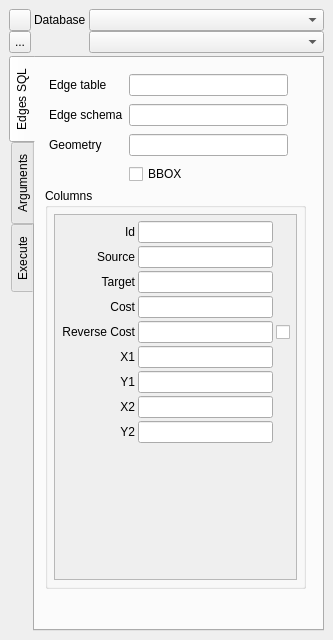
This is ui_pgRoutingLayer.ui in pgRouting/pgRoutingLayer as Qt 5 draws it before an edit. The edited form follows.
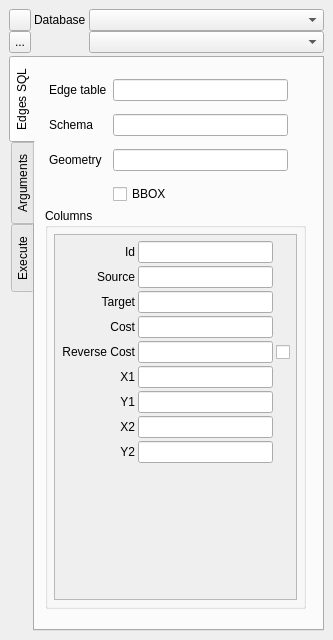
This is the edited form. The open tabs and pages were chosen to show the change. Icons and pictures are not drawn.

Commit message: setting the default schema to be default

```diff
--- a/ui_pgRoutingLayer.ui
+++ b/ui_pgRoutingLayer.ui
@@ -199,7 +199,7 @@
            <property name="geometry">
             <rect>
              <x>10</x>
-             <y>130</y>
+             <y>150</y>
              <width>261</width>
              <height>401</height>
             </rect>
@@ -258,7 +258,7 @@
                  <x>0</x>
                  <y>0</y>
                  <width>241</width>
-                 <height>361</height>
+                 <height>355</height>
                 </rect>
                </property>
                <layout class="QGridLayout" name="gridLayout_5">
@@ -505,7 +505,7 @@
              <x>14</x>
              <y>14</y>
              <width>239</width>
-             <height>118</height>
+             <height>139</height>
             </rect>
            </property>
            <layout class="QGridLayout" name="gridLayout">
@@ -535,7 +535,7 @@
                <locale language="English" country="UnitedStates"/>
               </property>
               <property name="text">
-               <string>Edge schema</string>
+               <string>Schema</string>
               </property>
              </widget>
             </item>
```
Left out of the diff: 8 changed lines with no effect on the pictures.
